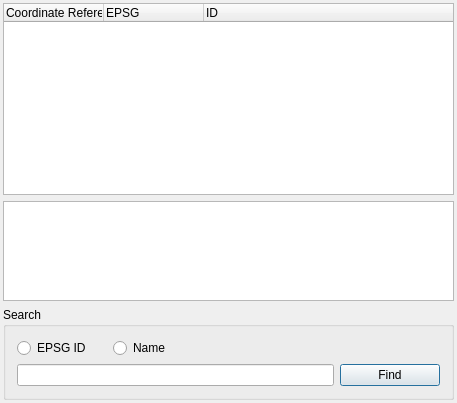
kadas-albireo/kadas-albireo, file src/ui/qgsprojectionselectorbase.ui: the form before one commit.
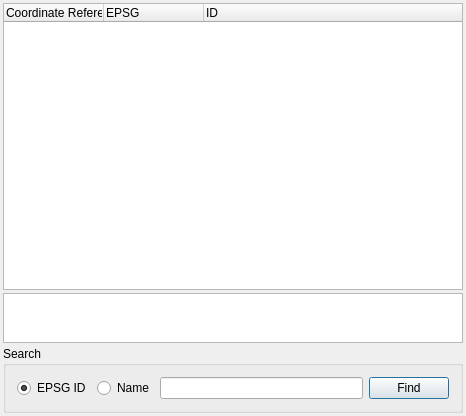
The form after the commit. Icons and pictures are not drawn.

Commit message: Some fixes for the projection selector:  - make the projection proj text area consume less space  - make epsg checked by default in find box  - enable enter key when entering text in the find box  - improve layout to maximise space for proj list

What changed in the file:
```diff
--- a/src/ui/qgsprojectionselectorbase.ui
+++ b/src/ui/qgsprojectionselectorbase.ui
@@ -5,8 +5,8 @@
    <rect>
     <x>0</x>
     <y>0</y>
-    <width>457</width>
-    <height>403</height>
+    <width>466</width>
+    <height>416</height>
    </rect>
   </property>
   <property name="sizePolicy" >
@@ -34,6 +34,9 @@
    <property name="bottomMargin" >
     <number>3</number>
    </property>
+   <property name="verticalSpacing" >
+    <number>3</number>
+   </property>
    <item row="0" column="0" >
     <widget class="QTreeWidget" name="lstCoordinateSystems" >
      <property name="alternatingRowColors" >
@@ -65,7 +68,7 @@
    <item row="1" column="0" >
     <widget class="QTextEdit" name="teProjection" >
      <property name="sizePolicy" >
-      <sizepolicy vsizetype="Expanding" hsizetype="Expanding" >
+      <sizepolicy vsizetype="Minimum" hsizetype="Expanding" >
        <horstretch>0</horstretch>
        <verstretch>0</verstretch>
       </sizepolicy>
@@ -73,13 +76,19 @@
      <property name="minimumSize" >
       <size>
        <width>0</width>
-       <height>100</height>
+       <height>30</height>
       </size>
      </property>
      <property name="maximumSize" >
       <size>
        <width>16777215</width>
-       <height>100</height>
+       <height>50</height>
+      </size>
+     </property>
+     <property name="baseSize" >
+      <size>
+       <width>0</width>
+       <height>50</height>
       </size>
      </property>
      <property name="autoFormatting" >
@@ -113,6 +122,9 @@
           <height>10</height>
          </size>
         </property>
+        <property name="checked" >
+         <bool>true</bool>
+        </property>
        </widget>
       </item>
       <item row="0" column="1" >
@@ -128,23 +140,10 @@
         </property>
        </widget>
       </item>
-      <item row="0" column="2" colspan="2" >
-       <spacer>
-        <property name="orientation" >
-         <enum>Qt::Horizontal</enum>
-        </property>
-        <property name="sizeHint" >
-         <size>
-          <width>231</width>
-          <height>20</height>
-         </size>
-        </property>
-       </spacer>
-      </item>
-      <item row="1" column="0" colspan="3" >
+      <item row="0" column="2" >
        <widget class="QLineEdit" name="leSearch" />
       </item>
-      <item row="1" column="3" >
+      <item row="0" column="3" >
        <widget class="QPushButton" name="pbnFind" >
         <property name="maximumSize" >
          <size>
```
Left out of the diff: 19 changed lines with no effect on the pictures.
